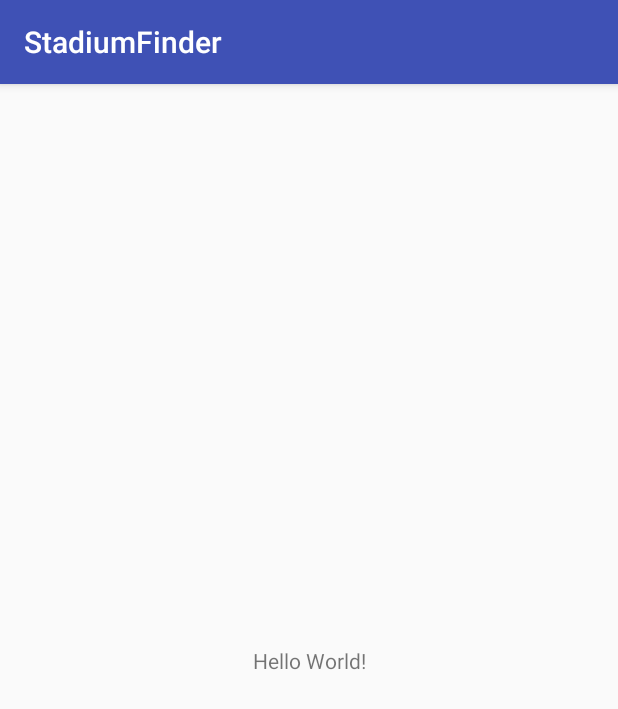
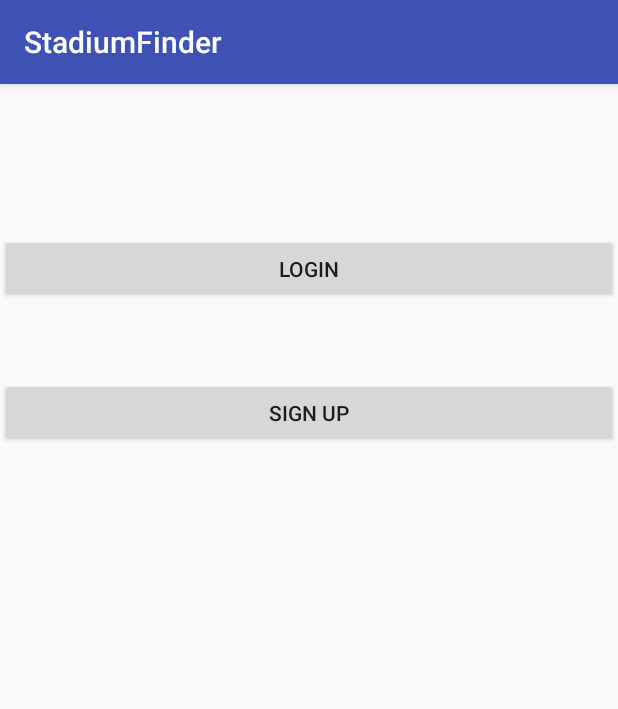
Before and after one commit to nonamesl95/cmu_StadiumFinder, an Android app: the screen it shows after launch (MainActivity), on a phone screen of 412 x 824 dp. Shown: the top 709 px of the screen. Run offline under Robolectric (Android 15) with nearby library versions, the phone set to English and light mode, and no system bars.

Commit message:
View Principal E view de login

```diff
--- a/StadiumFinder/app/src/main/AndroidManifest.xml
+++ b/StadiumFinder/app/src/main/AndroidManifest.xml
@@ -16,6 +16,7 @@
                 <category android:name="android.intent.category.LAUNCHER" />
             </intent-filter>
         </activity>
+        <activity android:name=".LoginActivity"></activity>
     </application>
 
 </manifest>
--- a/StadiumFinder/app/src/main/res/layout/activity_main.xml
+++ b/StadiumFinder/app/src/main/res/layout/activity_main.xml
@@ -1,18 +1,30 @@
 <?xml version="1.0" encoding="utf-8"?>
-<android.support.constraint.ConstraintLayout xmlns:android="http://schemas.android.com/apk/res/android"
+<LinearLayout xmlns:android="http://schemas.android.com/apk/res/android"
     xmlns:app="http://schemas.android.com/apk/res-auto"
     xmlns:tools="http://schemas.android.com/tools"
     android:layout_width="match_parent"
     android:layout_height="match_parent"
+    android:orientation="vertical"
     tools:context="com.example.ruibabo.stadiumfinder.MainActivity">
 
-    <TextView
-        android:layout_width="wrap_content"
-        android:layout_height="wrap_content"
-        android:text="Hello World!"
-        app:layout_constraintBottom_toBottomOf="parent"
-        app:layout_constraintLeft_toLeftOf="parent"
-        app:layout_constraintRight_toRightOf="parent"
-        app:layout_constraintTop_toTopOf="parent" />
+    <Button
+        android:id="@+id/login"
 
-</android.support.constraint.ConstraintLayout>
+        android:text="LOGIN"
+        tools:layout_editor_absoluteX="59dp"
+        tools:layout_editor_absoluteY="196dp"
+        android:layout_width="match_parent"
+        android:layout_height="46dp"
+        android:layout_marginTop="100dp"
+        app:layout_constraintTop_toTopOf="parent"/>
+
+    <Button
+        android:id="@+id/signUp"
+        android:layout_width="match_parent"
+        android:layout_height="46dp"
+        android:layout_marginTop="50dp"
+        android:text="SIGN UP"
+        app:layout_constraintTop_toTopOf="parent"
+        tools:layout_editor_absoluteX="59dp"
+        tools:layout_editor_absoluteY="272dp" />
+</LinearLayout>
```
